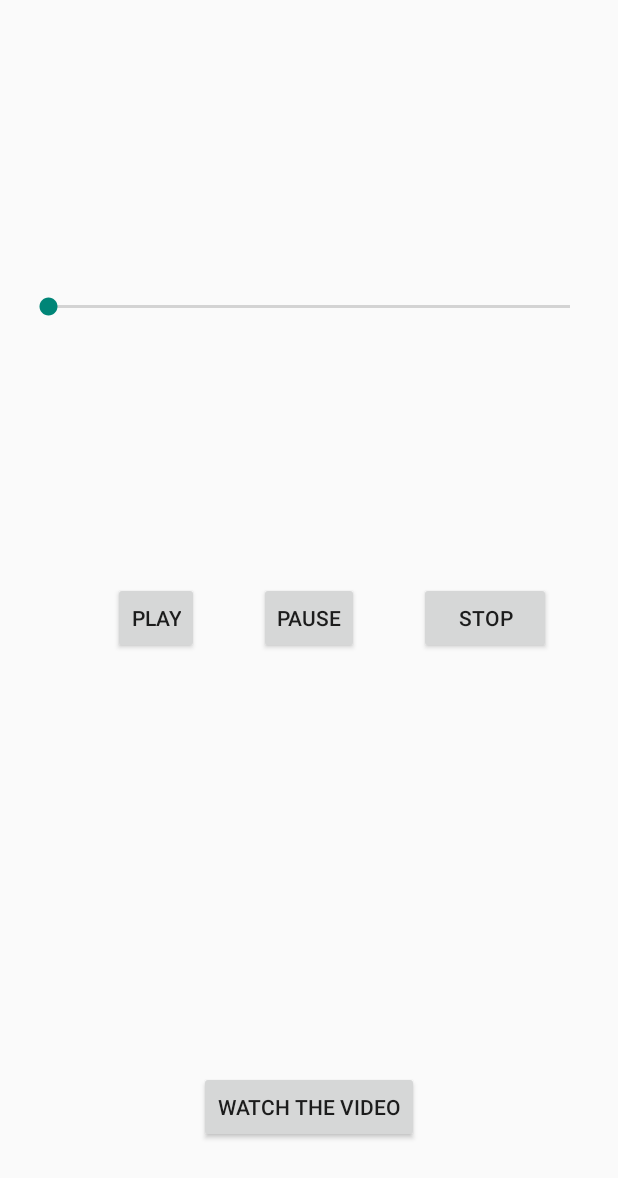
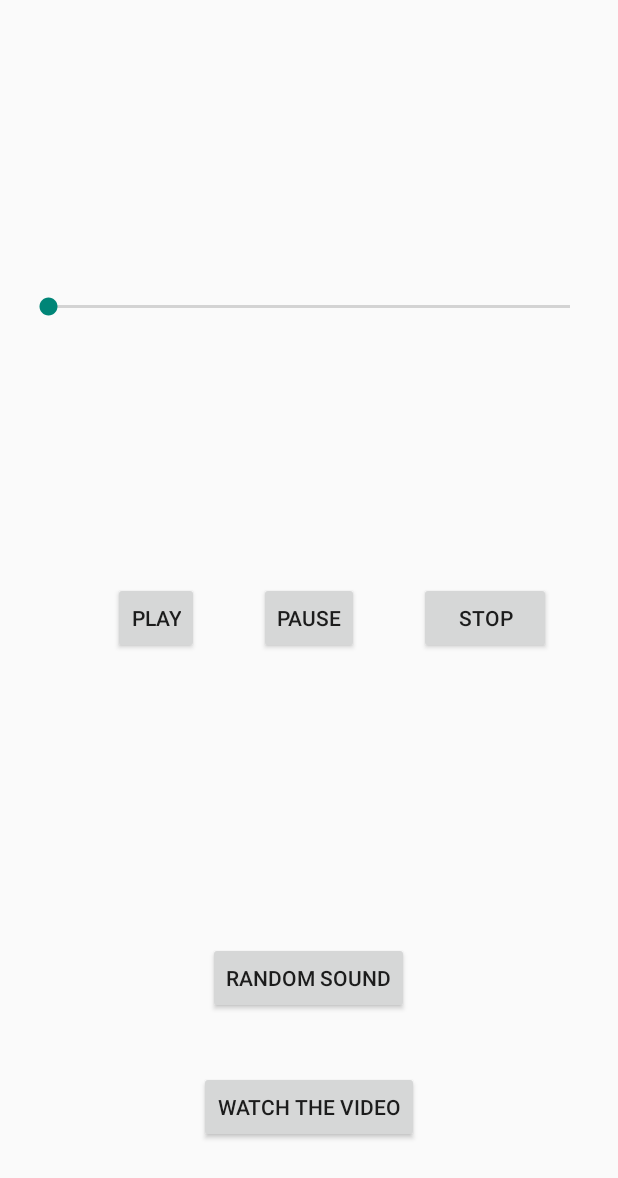
Before and after one commit to tristangaebler/SoundAndVideoApp, an Android app: the screen it shows after launch (SoundActivity), on a phone screen of 412 x 824 dp. Shown: the top 1178 px of the screen. Run offline under Robolectric (Android 15) with nearby library versions, the light colour scheme and no system bars.

Commit message:
Added a random sound feature and new video.
I added a button that randomly generates a number and then selects a
sound effect. I also changed my video tot the 60 second star wars
trailer

```diff
--- a/app/src/main/java/ctec/soundandvideoapp/SoundActivity.java
+++ b/app/src/main/java/ctec/soundandvideoapp/SoundActivity.java
@@ -18,9 +18,11 @@ public class SoundActivity extends Activity implements Runnable {
     private Button stopButton;
     private Button pauseButton;
     private Button videoButton;
+    private Button randomSoundButton;
     private MediaPlayer soundPlayer;
     private SeekBar soundBar;
     private Thread soundThread;
+    private MediaPlayer kidlaughing;
 
     @Override
     protected void onCreate(Bundle savedInstanceState) {
@@ -30,9 +32,11 @@ public class SoundActivity extends Activity implements Runnable {
         startButton = (Button) findViewById(R.id.playButton);
         pauseButton = (Button) findViewById(R.id.pauseButton);
         stopButton = (Button) findViewById(R.id.stopButton);
+        randomSoundButton = (Button) findViewById(R.id.randomSoundButton);
         soundBar = (SeekBar) findViewById(R.id.soundBar);
         videoButton = (Button) findViewById(R.id.videoButton);
         soundPlayer = MediaPlayer.create(this.getBaseContext(), R.raw.birdsound);
+        kidlaughing = MediaPlayer.create(this.getBaseContext(), R.raw.kidlaughing);
 
         setUpListeners();
 
@@ -54,7 +58,7 @@ public class SoundActivity extends Activity implements Runnable {
             }
         });
 
-        stopButton.setOnClickListener(new View.OnClickListener(){
+        stopButton.setOnClickListener(new View.OnClickListener() {
             @Override
             public void onClick(View currentView) {
                 soundPlayer.stop();
@@ -62,11 +66,18 @@ public class SoundActivity extends Activity implements Runnable {
             }
         });
 
-        videoButton.setOnClickListener(new View.OnClickListener(){
+        videoButton.setOnClickListener(new View.OnClickListener() {
             @Override
             public void onClick(View currentView) {
                 Intent myIntent = new Intent(currentView.getContext(), VideoActivity.class);
                 startActivityForResult(myIntent, 0);
+            }
+        });
+
+        randomSoundButton.setOnClickListener(new View.OnClickListener() {
+            @Override
+            public void onClick(View currentView) {
+                randomSound();
             }
         });
 
@@ -84,6 +95,8 @@ public class SoundActivity extends Activity implements Runnable {
                 }
             }
         });
+
+
     }
 
     /**
@@ -133,4 +146,18 @@ public class SoundActivity extends Activity implements Runnable {
 
         return super.onOptionsItemSelected(item);
     }
+
+    public void randomSound() {
+        int random = (int) (Math.random() * 4);
+
+        if(random <= 1) {
+            soundPlayer = MediaPlayer.create(this.getBaseContext(), R.raw.lazer);
+        }
+        else if(random <= 2){
+            soundPlayer = MediaPlayer.create(this.getBaseContext(), R.raw.siren);
+        }
+        else if(random <= 3) {
+            soundPlayer = MediaPlayer.create(this.getBaseContext(), R.raw.kidlaughing);
+        }
+    }
 }
--- a/app/src/main/java/ctec/soundandvideoapp/VideoActivity.java
+++ b/app/src/main/java/ctec/soundandvideoapp/VideoActivity.java
@@ -28,7 +28,7 @@ public class VideoActivity extends Activity {
         myPlayer = (VideoView) findViewById(R.id.videoView);
         returnButton = (Button) findViewById(R.id.homeButton);
 
-        videoLocation = Uri.parse("android.resource://" + getPackageName() + "/" + R.raw.ultimateskyrim);
+        videoLocation = Uri.parse("android.resource://" + getPackageName() + "/" + R.raw.starWars);
         myVideoController = new MediaController(this);
         //Prepare the video
         setUpMedia();
--- a/app/src/main/res/layout/activity_sound.xml
+++ b/app/src/main/res/layout/activity_sound.xml
@@ -50,4 +50,13 @@
         android:layout_alignParentBottom="true"
         android:layout_centerHorizontal="true" />
 
+    <Button
+        android:layout_width="wrap_content"
+        android:layout_height="wrap_content"
+        android:text="@string/randomButton"
+        android:id="@+id/randomSoundButton"
+        android:layout_above="@+id/videoButton"
+        android:layout_centerHorizontal="true"
+        android:layout_marginBottom="38dp" />
+
 </RelativeLayout>
--- a/app/src/main/res/values/strings.xml
+++ b/app/src/main/res/values/strings.xml
@@ -7,4 +7,5 @@
     <string name="videoButton">Watch the video</string>
     <string name="title_activity_video">VideoActivity</string>
     <string name="homeButton">Home</string>
+    <string name="randomButton">Random Sound</string>
 </resources>
```
Also changed, not shown: 4 other files.
